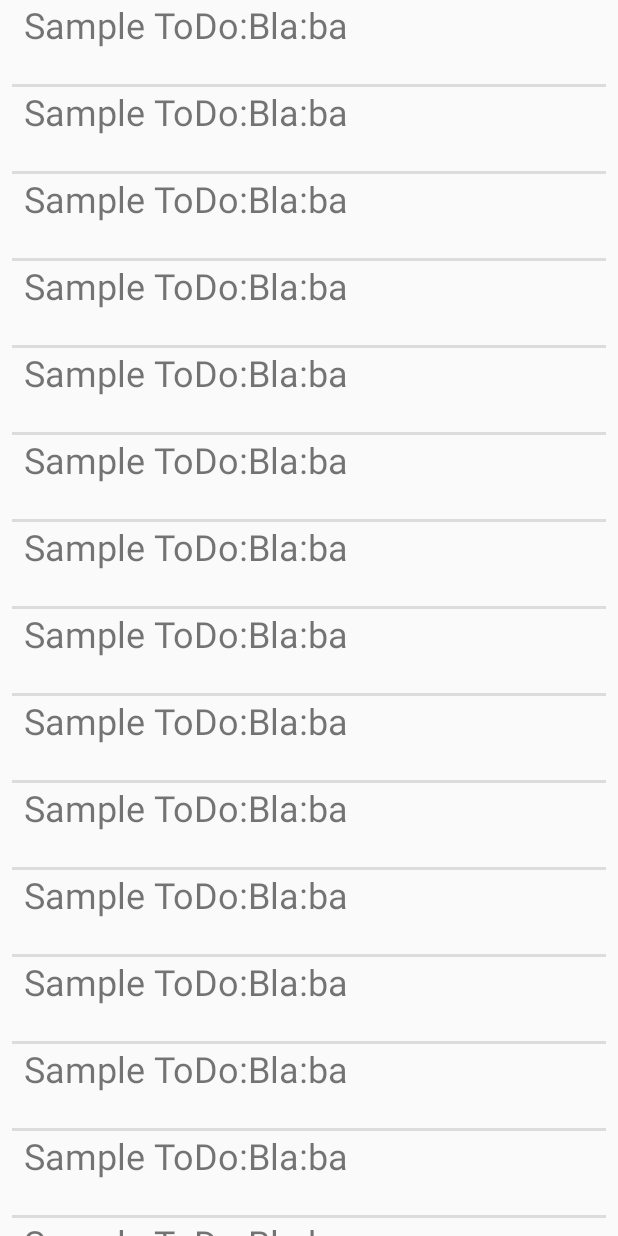
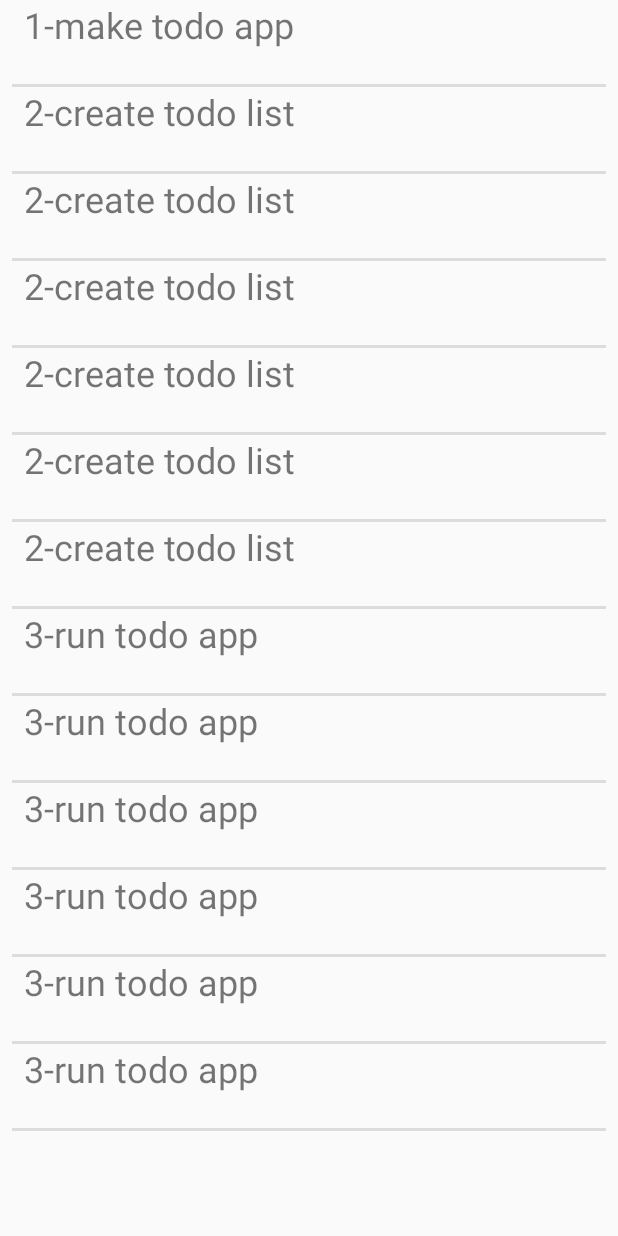
Before and after one commit to Grappeggia/SmartToDo, an Android app: the screen it shows after launch (MainActivity), on a phone screen of 412 x 824 dp. Run offline under Robolectric (Android 15) with nearby library versions, the phone set to English and light mode, and no system bars; libraries missing offline, so code that uses them is left out: com.google.firebase.crash.

Commit message:
Removing hardcoded buttons

```diff
--- a/app/src/main/java/com/coolapps/smarttodo/MainActivity.java
+++ b/app/src/main/java/com/coolapps/smarttodo/MainActivity.java
@@ -26,10 +26,14 @@ public class MainActivity extends AppCompatActivity {
         //Call the main layout from App XML
         final LinearLayout MainLayoutView = (LinearLayout) findViewById(R.id.mainLayout);
 
-        for (int i=0; i<20; i++){
+        String todoList[] = LoadElements();
+
+        //Draw all UI elements, extracted from a ToDo list
+        for (String todoItem : todoList){
             //Create a view to inflate the main layout
             View tempView = getLayoutInflater().inflate(R.layout.layout_text, MainLayoutView,false);
-
+            TextView tempText = (TextView) tempView.findViewById(R.id.text_item_id);
+            tempText.setText(todoItem);
             //Add the view to the main layout
             MainLayoutView.addView(tempView);
         }
@@ -37,5 +41,24 @@ public class MainActivity extends AppCompatActivity {
 
     }
 
+    public String[] LoadElements(){
+
+        String todoList[] = {   "1-make todo app",
+                "2-create todo list",
+                "2-create todo list",
+                "2-create todo list",
+                "2-create todo list",
+                "2-create todo list",
+                "2-create todo list",
+                "3-run todo app",
+                "3-run todo app",
+                "3-run todo app",
+                "3-run todo app",
+                "3-run todo app",
+                "3-run todo app"};
+
+        return todoList;
+    }
+
 
 }
--- a/build.gradle
+++ b/build.gradle
@@ -7,7 +7,7 @@ buildscript {
         jcenter()
     }
     dependencies {
-        classpath 'com.android.tools.build:gradle:3.1.1'
+        classpath 'com.android.tools.build:gradle:3.1.2'
 
 
         // NOTE: Do not place your application dependencies here; they belong
```
